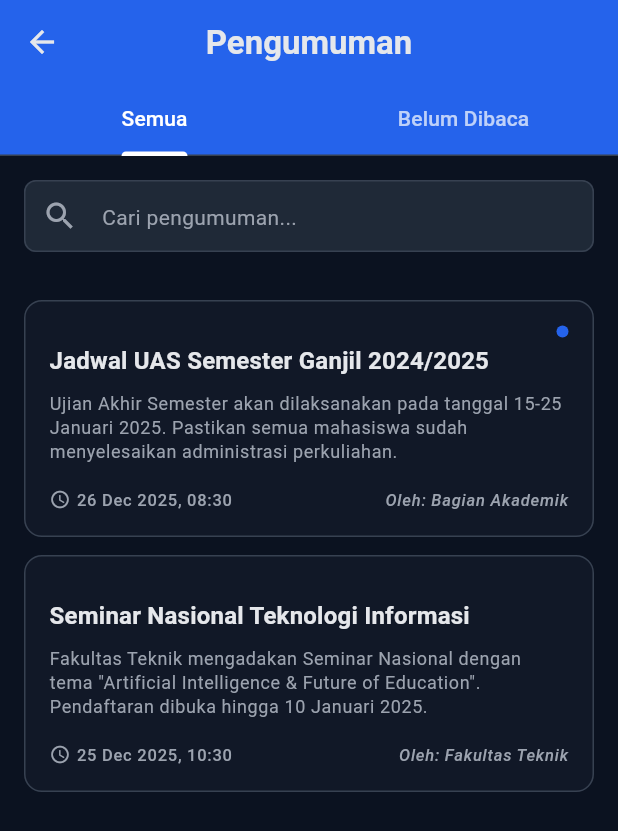
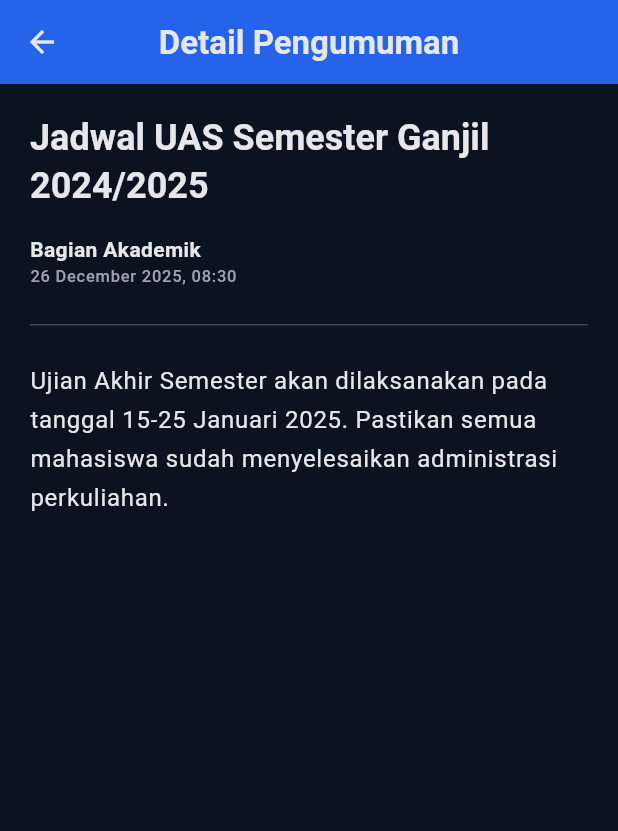
Before and after one commit to RobbyWahyudi/uimspace_app, a Flutter app: the AnnouncementsListPage screen opened directly, after a tap on "Jadwal UAS Semester Ganjil 2024/2025", on a phone screen of 412 x 824 dp. Shown: the top 831 px of the screen. Run offline on Flutter 3.47's test engine with Material 3 defaults, Android fonts, the phone set to English and light mode, and no system bars.

Commit message:
Menambahkan halaman detail pengumuman

```diff
--- a/lib/features/courses/presentation/my_courses_page.dart
+++ b/lib/features/courses/presentation/my_courses_page.dart
@@ -412,7 +412,7 @@ class _MyCoursesPageState extends State<MyCoursesPage> {
 
   Future<void> _onRefresh() async {
     await Future.delayed(const Duration(seconds: 1));
-    // TODO: Implement actual data refresh
+    // Implement actual data refresh
   }
 
   void _onCourseTap(Course course) {
--- /dev/null
+++ b/lib/features/home/presentation/announcement_detail_page.dart
@@ -0,0 +1,79 @@
+import 'package:flutter/material.dart';
+import '../../../core/theme/space_theme.dart';
+import 'widgets/announcements_section.dart';
+import 'package:intl/intl.dart';
+
+class AnnouncementDetailPage extends StatelessWidget {
+  final Announcement announcement;
+
+  const AnnouncementDetailPage({super.key, required this.announcement});
+
+  @override
+  Widget build(BuildContext context) {
+    return Scaffold(
+      backgroundColor: SpaceColors.background,
+      appBar: AppBar(
+        title: const Text('Detail Pengumuman'),
+        backgroundColor: SpaceColors.primary,
+        foregroundColor: Colors.white,
+        surfaceTintColor: Colors.transparent,
+      ),
+      body: SafeArea(
+        child: SingleChildScrollView(
+          padding: const EdgeInsets.all(SpaceDimensions.spacing20),
+          child: Column(
+            crossAxisAlignment: CrossAxisAlignment.start,
+            children: [
+              // Title
+              Text(
+                announcement.title,
+                style: SpaceTextStyles.headlineSmall.copyWith(
+                  fontWeight: FontWeight.bold,
+                  color: SpaceColors.textPrimary,
+                ),
+              ),
+              const SizedBox(height: SpaceDimensions.spacing16),
+
+              // Metadata (Date & Author)
+              Column(
+                crossAxisAlignment: CrossAxisAlignment.start,
+                children: [
+                  Text(
+                    announcement.author ?? 'Admin UIMSpace',
+                    style: SpaceTextStyles.bodyMedium.copyWith(
+                      fontWeight: FontWeight.w600,
+                    ),
+                  ),
+                  Text(
+                    DateFormat('dd MMMM yyyy, HH:mm').format(announcement.date),
+                    style: SpaceTextStyles.labelSmall.copyWith(
+                      color: SpaceColors.textSecondary,
+                    ),
+                  ),
+                ],
+              ),
+              const SizedBox(height: SpaceDimensions.spacing24),
+
+              // Divider
+              Container(
+                height: 1,
+                width: double.infinity,
+                color: SpaceColors.border,
+              ),
+              const SizedBox(height: SpaceDimensions.spacing24),
+
+              // Content
+              Text(
+                announcement.content,
+                style: SpaceTextStyles.bodyLarge.copyWith(
+                  color: SpaceColors.textPrimary,
+                  height: 1.6,
+                ),
+              ),
+            ],
+          ),
+        ),
+      ),
+    );
+  }
+}
--- a/lib/features/home/presentation/announcements_list_page.dart
+++ b/lib/features/home/presentation/announcements_list_page.dart
@@ -3,6 +3,7 @@ import 'package:uimspace_app/core/theme/space_theme.dart';
 import 'package:uimspace_app/core/widgets/space_card.dart';
 import 'widgets/announcements_section.dart';
 import 'package:intl/intl.dart';
+import 'announcement_detail_page.dart';
 
 class AnnouncementsListPage extends StatefulWidget {
   final List<Announcement> announcements;
@@ -170,7 +171,13 @@ class _AnnouncementListCard extends StatelessWidget {
       padding: const EdgeInsets.only(bottom: 12.0),
       child: SpaceCard(
         onTap: () {
-          // Navigate to detail
+          Navigator.push(
+            context,
+            MaterialPageRoute(
+              builder: (context) =>
+                  AnnouncementDetailPage(announcement: announcement),
+            ),
+          );
         },
         child: Column(
           crossAxisAlignment: CrossAxisAlignment.start,
--- a/lib/features/home/presentation/home_page.dart
+++ b/lib/features/home/presentation/home_page.dart
@@ -9,6 +9,7 @@ import 'package:uimspace_app/features/courses/presentation/course_detail_page.da
 import 'package:uimspace_app/features/courses/presentation/my_courses_page.dart';
 import 'package:uimspace_app/features/assignments/presentation/assignment_list_page.dart';
 import 'announcements_list_page.dart';
+import 'announcement_detail_page.dart';
 
 /// Halaman Beranda (Home)
 /// Menampilkan dashboard utama dengan:
@@ -382,7 +383,7 @@ class _HomePageState extends State<HomePage> {
   Future<void> _onRefresh() async {
     // Simulate refresh delay
     await Future.delayed(const Duration(seconds: 1));
-    // TODO: Implement actual data refresh
+    // Implement actual data refresh
   }
 
   void _onProfileTap() {
@@ -400,7 +401,7 @@ class _HomePageState extends State<HomePage> {
   }
 
   void _onSearch(String query) {
-    // TODO: Implement search
+    // Implement search
     debugPrint('Search: $query');
   }
 
@@ -412,7 +413,7 @@ class _HomePageState extends State<HomePage> {
   }
 
   void _onTaskTap(UpcomingTask task) {
-    // TODO: Navigate to task detail
+    // Navigate to task detail
     debugPrint('Open Task: ${task.title}');
   }
 
@@ -427,8 +428,13 @@ class _HomePageState extends State<HomePage> {
   }
 
   void _onAnnouncementTap(Announcement announcement) {
-    // TODO: Navigate to announcement detail
-    debugPrint('Open Announcement: ${announcement.title}');
+    Navigator.push(
+      context,
+      MaterialPageRoute(
+        builder: (context) =>
+            AnnouncementDetailPage(announcement: announcement),
+      ),
+    );
   }
 
   void _onViewAllCourses() {
```
